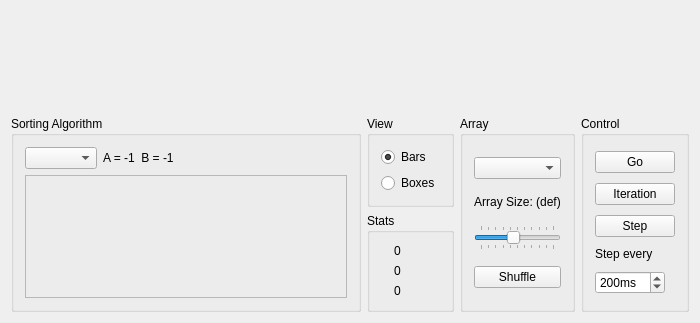
The window that yasav.ui (BortEngineerDude/YASAV) describes before a commit, drawn with Qt 5; both pictures show x 0 to 700 and y 177 to 500 of the 700 by 500 pixel window.
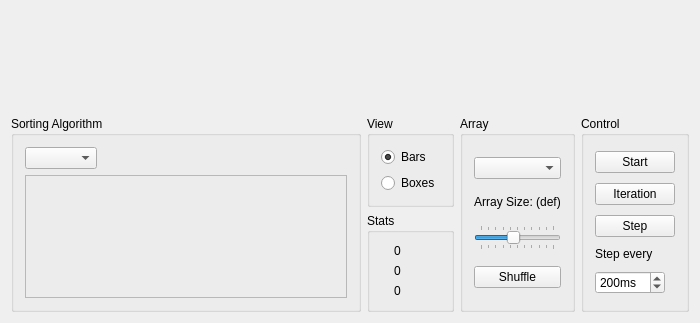
The same window after the commit. Icons and pictures are not drawn. Custom widgets are drawn as their Qt base class.

```diff
--- a/yasav.ui
+++ b/yasav.ui
@@ -62,38 +62,6 @@
             </property>
            </widget>
           </item>
-          <item>
-           <widget class="QLabel" name="labelA">
-            <property name="sizePolicy">
-             <sizepolicy hsizetype="Preferred" vsizetype="Preferred">
-              <horstretch>0</horstretch>
-              <verstretch>0</verstretch>
-             </sizepolicy>
-            </property>
-            <property name="text">
-             <string notr="true">A = -1</string>
-            </property>
-            <property name="alignment">
-             <set>Qt::AlignCenter</set>
-            </property>
-           </widget>
-          </item>
-          <item>
-           <widget class="QLabel" name="labelB">
-            <property name="sizePolicy">
-             <sizepolicy hsizetype="Preferred" vsizetype="Preferred">
-              <horstretch>0</horstretch>
-              <verstretch>0</verstretch>
-             </sizepolicy>
-            </property>
-            <property name="text">
-             <string notr="true">B = -1</string>
-            </property>
-            <property name="alignment">
-             <set>Qt::AlignCenter</set>
-            </property>
-           </widget>
-          </item>
           <item>
            <spacer name="horizontalSpacer">
             <property name="orientation">
@@ -356,7 +324,7 @@
         <item>
          <widget class="QPushButton" name="pushButtonGoStop">
           <property name="text">
-           <string>Go</string>
+           <string>Start</string>
           </property>
           <property name="checkable">
            <bool>true</bool>
```
Left out of the diff: 29 changed lines with no effect on the pictures.
